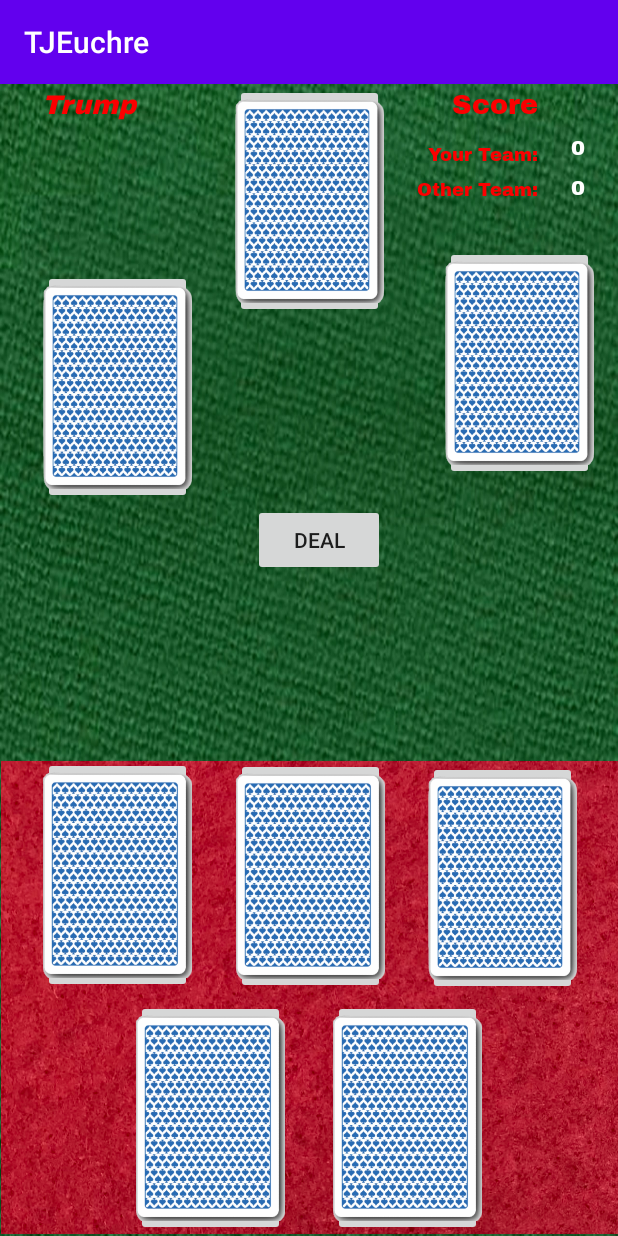
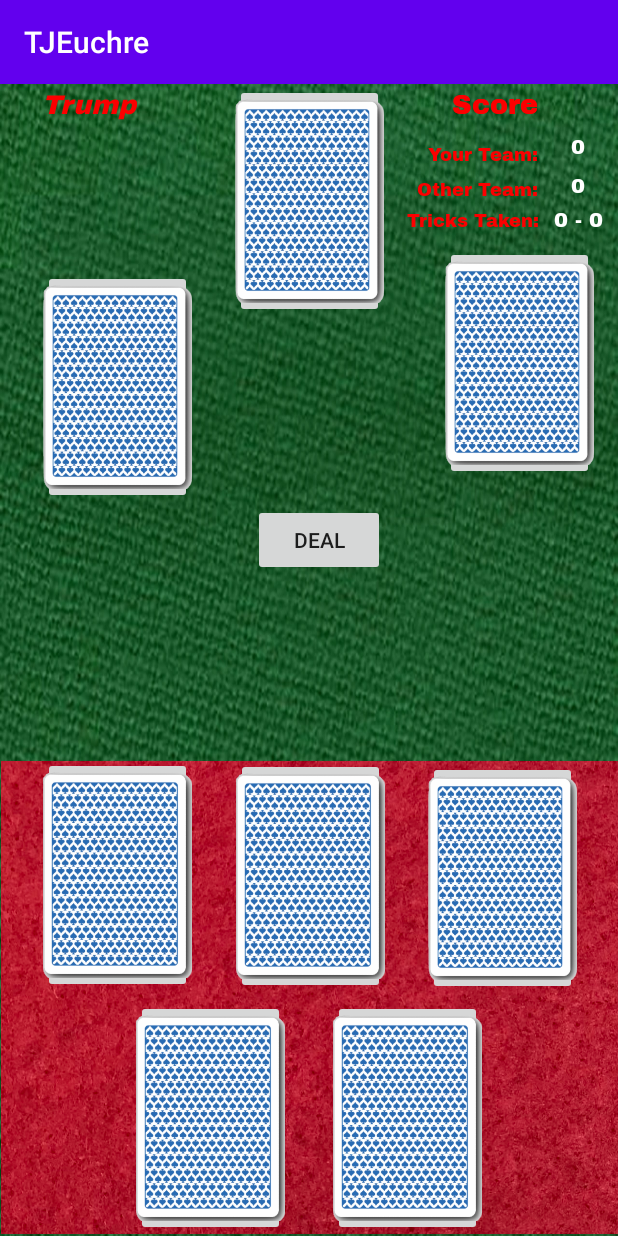
Before and after one commit to jfmurie/TJ_euchre, an Android app: the GameScreen screen opened directly, with no data from a screen before it, on a phone screen of 412 x 824 dp. Run offline under Robolectric (Android 15) with nearby library versions, the phone set to English and light mode, and no system bars; Roboto replaces fonts that are not available here.

Commit message:
Added Trick Counter on screen Cleaned up code by deleting unused methods, variables, and classes. Added tests to card from Alan.

```diff
--- a/app/src/main/java/com/example/tjeuchre/GameScreen.java
+++ b/app/src/main/java/com/example/tjeuchre/GameScreen.java
@@ -1,8 +1,5 @@
 package com.example.tjeuchre;
 
-import android.animation.Animator;
-import android.animation.AnimatorSet;
-import android.animation.ObjectAnimator;
 import android.os.Bundle;
 import android.os.Handler;
 import android.support.v4.util.Pair;
@@ -45,6 +42,7 @@ public class GameScreen extends AppCompatActivity {
 
     private TextView    userTeamScore;
     private TextView    pureAITeamScore;
+    private TextView    tricksTakenCounter;
 
     long animationDuration = 300000;//mili
 
@@ -71,8 +69,9 @@ public class GameScreen extends AppCompatActivity {
         super.onCreate(savedInstanceState);
         setContentView(R.layout.activity_game_screen);
 
-        userTeamScore = findViewById(R.id.T1Score);
-        pureAITeamScore = findViewById(R.id.T2Score);
+        userTeamScore      = (TextView) findViewById(R.id.T1Score);
+        pureAITeamScore    = (TextView) findViewById(R.id.T2Score);
+        tricksTakenCounter = (TextView) findViewById(R.id.tricksTakenCounter);
         initializeButtons();
         initializeListeners();
         initializeGame();
@@ -574,12 +573,7 @@ public class GameScreen extends AppCompatActivity {
         takeTurn();
     }
 
-
-
-
     public void takeTurn(){
-
-
         System.out.println("Player " + currentPlayerIndex + " is taking their turn.");
 
         Handler h = new Handler();
@@ -644,7 +638,6 @@ public class GameScreen extends AppCompatActivity {
             imageButtonBR.setVisibility(View.INVISIBLE);
         }
 
-
         //find winner
         currentPlayerIndex = currentRound.getCurrentTrick().getWinningPlayerIndex(players, currentRound.getTrump());
         System.out.println("Trick over. Player " + currentPlayerIndex + " won the trick.");
@@ -656,6 +649,10 @@ public class GameScreen extends AppCompatActivity {
         else if(pureAITeam.isPartOfTeam(players[currentPlayerIndex])){
             pureAITeam.incrementTricksTaken();
         }
+
+        //Update tricksTaken on screen
+        String tricksTakenStr = userTeam.getTricksTaken() + " - " + pureAITeam.getTricksTaken();
+        tricksTakenCounter.setText(tricksTakenStr);
 
         //Set who leads next trick
         for(Player p:players){
@@ -680,8 +677,14 @@ public class GameScreen extends AppCompatActivity {
 
         //Add points to the correct team
         currentRound.awardPoints(userTeam, pureAITeam);
-        userTeamScore.setText(userTeam.getTeamScore());
-        pureAITeamScore.setText(pureAITeam.getTeamScore());
+        String score = Integer.toString(userTeam.getTeamScore());
+        userTeamScore.setText(score);
+        score = Integer.toString(pureAITeam.getTeamScore());
+        pureAITeamScore.setText(score);
+
+        //Update tricksTaken on screen
+        tricksTakenCounter.setText("0 - 0");
+
         //System.out.println("User Team has " + userTeam.getTeamScore() + " points.");
         //System.out.println("AI Team has " + pureAITeam.getTeamScore() + " points.");
 
@@ -729,7 +732,6 @@ public class GameScreen extends AppCompatActivity {
         }
     }
 
-
     public void resetImageButtons(){
         //Reset Card/image buttons to original position
         imageButtonTL.animate().translationX(0).translationY(0);
--- a/app/src/main/java/com/player/AI.java
+++ b/app/src/main/java/com/player/AI.java
@@ -15,14 +15,12 @@ import java.util.ArrayList;
 
 public class AI implements Player {
     private int aiNum;
-    private int teammateNum;
     private boolean isLead;
     private Hand aiHand;
     private Pair<Suit, CardValue> HighestRemainingTrumpCard;
 
     public AI(){
         this.aiNum = 1;
-        this.teammateNum = 3;
         this.isLead = false;
         this.aiHand = new Hand();
         this.HighestRemainingTrumpCard = null;
@@ -30,16 +28,7 @@ public class AI implements Player {
 
     public AI(int num){
         this.aiNum = num;
-        this.teammateNum = (this.aiNum + 2) % 4;
         this.isLead = false;
-        this.aiHand = new Hand();
-        this.HighestRemainingTrumpCard = null;
-    }
-
-    public AI(int num, boolean lead){
-        this.aiNum = num;
-        this.teammateNum = (this.aiNum + 2) % 4;
-        this.isLead = lead;
         this.aiHand = new Hand();
         this.HighestRemainingTrumpCard = null;
     }
@@ -69,17 +58,6 @@ public class AI implements Player {
 
     public void setHighestRemainingTrumpCard(Suit s, CardValue v) {
         this.HighestRemainingTrumpCard = new Pair<>(s, v);
-    }
-
-    /**
-     * Ai cannot go Alone
-     *
-     * @param card the card that is turned up
-     * @return whether or not the AI is going alone
-     */
-    @Override
-    public boolean goAlone(Card card) {
-        return false;
     }
 
     @Override
@@ -349,6 +327,4 @@ public class AI implements Player {
     public boolean isAI(){
         return true;
     }
-
-
 }
--- a/app/src/main/java/com/player/Player.java
+++ b/app/src/main/java/com/player/Player.java
@@ -16,8 +16,6 @@ public interface Player {
     ArrayList<Card> getPlayerHand();
     void receiveCardFromDealer(Card dealtCard);
 
-    boolean goAlone(Card card);
-
     /**
      * Calls trump and whether or not the player will be going alone.
      * If the player is a dealer and the topCard has been turned down,
@@ -32,7 +30,6 @@ public interface Player {
     Pair<Suit, Boolean> callTrump(Card topCard, boolean topCardTurnedDown, boolean dealer);
 
     Card playCard(int cardIndex);
-
     Card playCard(ArrayList<Card> cardsPlayed, Suit trump);
 
     /**
--- a/app/src/main/res/layout/activity_game_screen.xml
+++ b/app/src/main/res/layout/activity_game_screen.xml
@@ -6,6 +6,22 @@
     android:layout_height="match_parent"
     android:background="@drawable/background"
     tools:context=".GameScreen">
+
+    <TextView
+        android:id="@+id/tricksTakenText"
+        android:layout_width="wrap_content"
+        android:layout_height="wrap_content"
+        android:layout_marginStart="7dp"
+        android:layout_marginLeft="7dp"
+        android:layout_marginTop="56dp"
+        android:fontFamily="@font/archivo_black"
+        android:text="Tricks Taken:"
+        android:textColor="#FB0000"
+        android:textSize="12sp"
+        app:layout_constraintEnd_toStartOf="@+id/T1Score"
+        app:layout_constraintHorizontal_bias="0.275"
+        app:layout_constraintStart_toEndOf="@+id/imageButtonOF"
+        app:layout_constraintTop_toBottomOf="@+id/ScoreBoard" />
 
     <ImageView
         android:id="@+id/imageView2"
@@ -266,6 +282,7 @@
         android:layout_height="wrap_content"
         android:layout_marginTop="31dp"
         android:fontFamily="@font/archivo_black"
+        android:numeric="integer"
         android:text="0"
         android:textColor="@android:color/white"
         app:layout_constraintEnd_toEndOf="parent"
@@ -279,7 +296,21 @@
         android:layout_height="wrap_content"
         android:layout_marginTop="6dp"
         android:fontFamily="@font/archivo_black"
+        android:numeric="integer"
         android:text="0"
+        android:textColor="@android:color/white"
+        app:layout_constraintEnd_toEndOf="parent"
+        app:layout_constraintHorizontal_bias="0.5"
+        app:layout_constraintStart_toEndOf="@+id/T2"
+        app:layout_constraintTop_toBottomOf="@+id/T1Score" />
+
+    <TextView
+        android:id="@+id/tricksTakenCounter"
+        android:layout_width="wrap_content"
+        android:layout_height="wrap_content"
+        android:layout_marginTop="28dp"
+        android:fontFamily="@font/archivo_black"
+        android:text="0 - 0"
         android:textColor="@android:color/white"
         app:layout_constraintEnd_toEndOf="parent"
         app:layout_constraintHorizontal_bias="0.5"
@@ -301,5 +332,20 @@
         app:layout_constraintStart_toEndOf="@+id/imageButtonOF"
         app:layout_constraintTop_toTopOf="parent" />
 
+    <TextView
+        android:id="@+id/scoreBoard"
+        android:layout_width="wrap_content"
+        android:layout_height="wrap_content"
+        android:layout_marginEnd="8dp"
+        android:layout_marginRight="8dp"
+        android:fontFamily="@font/archivo_black"
+        android:text="Score"
+        android:textColor="#FB0000"
+        android:textSize="18sp"
+        app:layout_constraintEnd_toEndOf="parent"
+        app:layout_constraintHorizontal_bias="0.5"
+        app:layout_constraintStart_toEndOf="@+id/imageButtonOF"
+        app:layout_constraintTop_toTopOf="parent" />
+
 
 </android.support.constraint.ConstraintLayout>
```
Also changed, not shown: app/src/main/java/com/PlayGame.java (deleted, +0 -56 lines), app/src/main/java/com/Round/Round.java (+0 -106 lines), app/src/main/java/com/Trick/Trick.java (+2 -32 lines), app/src/main/java/com/hand/Hand.java (+0 -40 lines), app/src/main/java/com/player/UserPlayer.java (+1 -12 lines), app/src/main/java/com/team/Team.java (+0 -14 lines), 2 other files.
